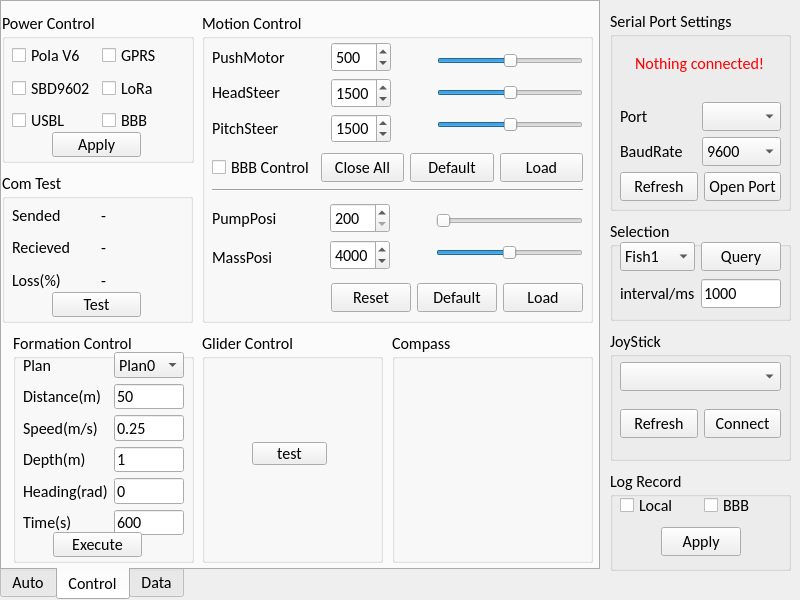
First picture: the form in mainwidget.ui, repository ScorchHeHe/FishUpper, before the edit.
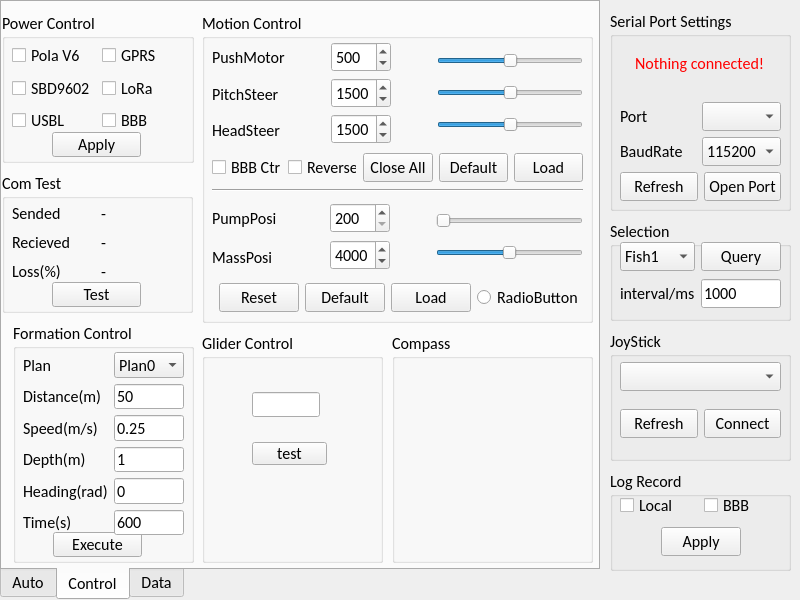
Second picture: the form after the edit.

The edit to the form file:
```diff
--- a/mainwidget.ui
+++ b/mainwidget.ui
@@ -371,7 +371,7 @@
         <x>10</x>
         <y>30</y>
         <width>371</width>
-        <height>101</height>
+        <height>104</height>
        </rect>
       </property>
       <layout class="QHBoxLayout" name="horizontalLayout_3">
@@ -387,13 +387,6 @@
            </property>
           </widget>
          </item>
-         <item>
-          <widget class="QLabel" name="mtr_label_headSteer">
-           <property name="text">
-            <string>HeadSteer</string>
-           </property>
-          </widget>
-         </item>
          <item>
           <widget class="QLabel" name="mtr_label_pitchSteer">
            <property name="text">
@@ -401,6 +394,13 @@
            </property>
           </widget>
          </item>
+         <item>
+          <widget class="QLabel" name="mtr_label_headSteer">
+           <property name="text">
+            <string>HeadSteer</string>
+           </property>
+          </widget>
+         </item>
         </layout>
        </item>
        <item>
@@ -434,29 +434,29 @@
            </property>
           </widget>
          </item>
-         <item>
-          <widget class="QSpinBox" name="mtr_spinBox_headSteer">
-           <property name="minimum">
-            <number>500</number>
-           </property>
-           <property name="maximum">
-            <number>2500</number>
-           </property>
-           <property name="singleStep">
-            <number>10</number>
-           </property>
-           <property name="value">
-            <number>1500</number>
-           </property>
-          </widget>
-         </item>
          <item>
           <widget class="QSpinBox" name="mtr_spinBox_pitchSteer">
            <property name="minimum">
-            <number>500</number>
+            <number>1000</number>
            </property>
            <property name="maximum">
-            <number>2500</number>
+            <number>2000</number>
+           </property>
+           <property name="singleStep">
+            <number>10</number>
+           </property>
+           <property name="value">
+            <number>1500</number>
+           </property>
+          </widget>
+         </item>
+         <item>
+          <widget class="QSpinBox" name="mtr_spinBox_headSteer">
+           <property name="minimum">
+            <number>1000</number>
+           </property>
+           <property name="maximum">
+            <number>2000</number>
            </property>
            <property name="singleStep">
             <number>10</number>
@@ -488,36 +488,17 @@
         <layout class="QVBoxLayout" name="verticalLayout_6">
          <item>
           <widget class="QSlider" name="mtr_horSldr_pushMotor">
-           <property name="maximum">
-            <number>1000</number>
-           </property>
-           <property name="singleStep">
-            <number>10</number>
-           </property>
-           <property name="value">
-            <number>500</number>
-           </property>
-           <property name="orientation">
-            <enum>Qt::Horizontal</enum>
-           </property>
-          </widget>
-         </item>
-         <item>
-          <widget class="QSlider" name="mtr_horSldr_headSteer">
            <property name="minimum">
-            <number>500</number>
+            <number>0</number>
            </property>
            <property name="maximum">
-            <number>2500</number>
+            <number>1000</number>
            </property>
            <property name="singleStep">
             <number>10</number>
            </property>
-           <property name="pageStep">
-            <number>10</number>
-           </property>
            <property name="value">
-            <number>1500</number>
+            <number>500</number>
            </property>
            <property name="orientation">
             <enum>Qt::Horizontal</enum>
@@ -527,10 +508,32 @@
          <item>
           <widget class="QSlider" name="mtr_horSldr_pitchSteer">
            <property name="minimum">
-            <number>500</number>
+            <number>1000</number>
            </property>
            <property name="maximum">
-            <number>2500</number>
+            <number>2000</number>
+           </property>
+           <property name="singleStep">
+            <number>10</number>
+           </property>
+           <property name="pageStep">
+            <number>10</number>
+           </property>
+           <property name="value">
+            <number>1500</number>
+           </property>
+           <property name="orientation">
+            <enum>Qt::Horizontal</enum>
+           </property>
+          </widget>
+         </item>
+         <item>
+          <widget class="QSlider" name="mtr_horSldr_headSteer">
+           <property name="minimum">
+            <number>1000</number>
+           </property>
+           <property name="maximum">
+            <number>2000</number>
            </property>
            <property name="singleStep">
             <number>10</number>
@@ -563,7 +566,14 @@
        <item>
         <widget class="QCheckBox" name="mtr_checkBox_bbb_ctrl">
          <property name="text">
-          <string>BBB Control</string>
+          <string>BBB Ctr</string>
+         </property>
+        </widget>
+       </item>
+       <item>
+        <widget class="QCheckBox" name="mtr_checkBox_reverse">
+         <property name="text">
+          <string>Reverse</string>
          </property>
         </widget>
        </item>
@@ -777,6 +787,13 @@
          </property>
         </widget>
        </item>
+       <item>
+        <widget class="QRadioButton" name="radioButton">
+         <property name="text">
+          <string>RadioButton</string>
+         </property>
+        </widget>
+       </item>
       </layout>
      </widget>
      <widget class="Line" name="line">
@@ -797,19 +814,32 @@
      <property name="geometry">
       <rect>
        <x>11</x>
-       <y>330</y>
+       <y>320</y>
        <width>181</width>
-       <height>231</height>
+       <height>241</height>
       </rect>
      </property>
      <property name="title">
       <string>Formation Control</string>
      </property>
+     <widget class="QPushButton" name="fmt_btn_execute">
+      <property name="geometry">
+       <rect>
+        <x>40</x>
+        <y>210</y>
+        <width>89</width>
+        <height>25</height>
+       </rect>
+      </property>
+      <property name="text">
+       <string>Execute</string>
+      </property>
+     </widget>
      <widget class="QWidget" name="gridLayoutWidget_10">
       <property name="geometry">
        <rect>
         <x>10</x>
-        <y>20</y>
+        <y>30</y>
         <width>161</width>
         <height>183</height>
        </rect>
@@ -913,19 +943,6 @@
        </item>
       </layout>
      </widget>
-     <widget class="QPushButton" name="fmt_btn_execute">
-      <property name="geometry">
-       <rect>
-        <x>40</x>
-        <y>200</y>
-        <width>89</width>
-        <height>25</height>
-       </rect>
-      </property>
-      <property name="text">
-       <string>Execute</string>
-      </property>
-     </widget>
     </widget>
     <widget class="QGroupBox" name="groupBox_power">
      <property name="geometry">
@@ -1013,7 +1030,7 @@
        <x>0</x>
        <y>170</y>
        <width>191</width>
-       <height>151</height>
+       <height>141</height>
       </rect>
      </property>
      <property name="title">
@@ -1025,7 +1042,7 @@
         <x>10</x>
         <y>30</y>
         <width>171</width>
-        <height>91</height>
+        <height>81</height>
        </rect>
       </property>
       <layout class="QGridLayout" name="gridLayout_9">
@@ -1077,7 +1094,7 @@
       <property name="geometry">
        <rect>
         <x>50</x>
-        <y>120</y>
+        <y>110</y>
         <width>89</width>
         <height>25</height>
        </rect>
@@ -1112,6 +1129,19 @@
        <string>test</string>
       </property>
      </widget>
+     <widget class="QLineEdit" name="lineEdit">
+      <property name="geometry">
+       <rect>
+        <x>50</x>
+        <y>60</y>
+        <width>68</width>
+        <height>25</height>
+       </rect>
+      </property>
+      <property name="text">
+       <string/>
+      </property>
+     </widget>
     </widget>
     <widget class="QGroupBox" name="groupBox_compass">
      <property name="geometry">
@@ -2170,11 +2200,6 @@
          <property name="editable">
           <bool>false</bool>
          </property>
-         <item>
-          <property name="text">
-           <string>9600</string>
-          </property>
-         </item>
          <item>
           <property name="text">
            <string>115200</string>
```
Left out of the diff: 551 changed lines with no effect on the pictures.
